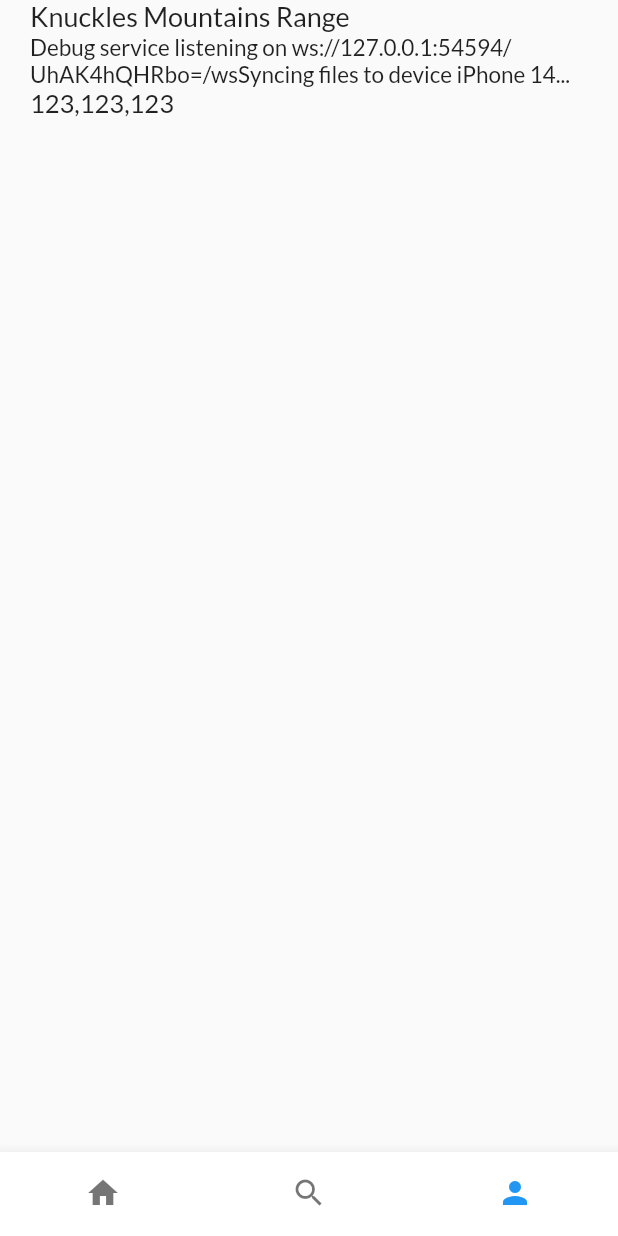
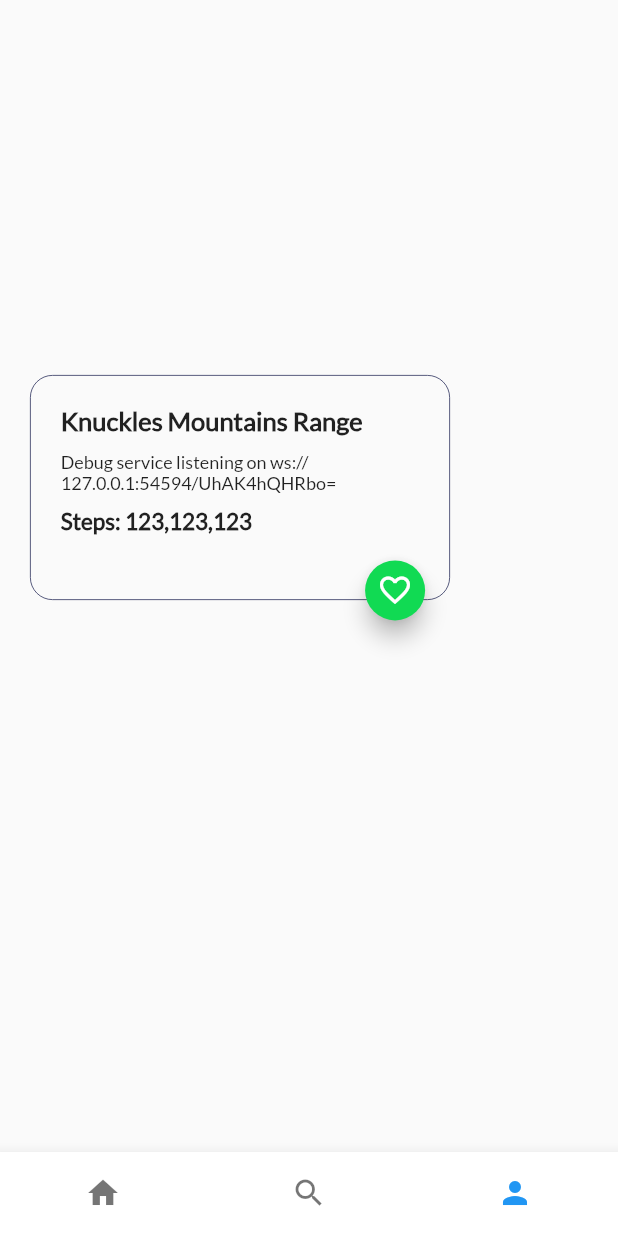
Before and after one commit to kennethnico/platzi_trips, a Flutter app: the screen it shows after launch, item 3 of the bottom bar chosen, on a phone screen of 412 x 824 dp. Run offline on Flutter 3.47's test engine with Material 2 defaults, Android fonts, the phone set to English and light mode, and no system bars.

Commit message:
Trabajando Tarjeta - Imagen

```diff
--- /dev/null
+++ b/lib/profile_card.dart
@@ -0,0 +1,10 @@
+import 'package:flutter/material.dart';
+
+class ProfileCard extends StatelessWidget {
+  const ProfileCard({Key? key}) : super(key: key);
+
+  @override
+  Widget build(BuildContext context) {
+    return const Placeholder();
+  }
+}
--- a/lib/profile_description_image.dart
+++ b/lib/profile_description_image.dart
@@ -1,8 +1,9 @@
 import 'package:flutter/material.dart';
+import 'floating_action_button_green.dart';
 class ProfileDescriptionImage extends StatelessWidget {
   String titleImage = "Knuckles Mountains Range";
   String descriptionImage = "Este es un ejemplo de descripción para la imagen";
-  String steps = "123,123,123";
+  String steps = "Steps: 123,123,123";
 
   ProfileDescriptionImage(this.titleImage,this.descriptionImage,this.steps);
 
@@ -10,27 +11,29 @@ class ProfileDescriptionImage extends StatelessWidget {
   Widget build(BuildContext context) {
     final titlePoint = Container(
       margin: const EdgeInsets.only(
-        left: 20.0
+          top: 20.0,
+          left: 20.0
       ),
       child: Text(
         titleImage,
         style: const TextStyle(
           fontFamily: "Lato",
-          fontSize: 18.0,
-          fontWeight: FontWeight.w300,
+          fontSize: 17.0,
+          fontWeight: FontWeight.w900,
         ),
         textAlign: TextAlign.left,
       ),
     );
     final descriptionPoint = Container(
       margin: const EdgeInsets.only(
+        top: 10.0,
           left: 20.0
       ),
       child: Text(
         descriptionImage,
         style: const TextStyle(
           fontFamily: "Lato",
-          fontSize: 15.0,
+          fontSize: 12.0,
           fontWeight: FontWeight.w300,
         ),
         textAlign: TextAlign.left,
@@ -38,18 +41,19 @@ class ProfileDescriptionImage extends StatelessWidget {
     );
     final stepPoint = Container(
       margin: const EdgeInsets.only(
-        left: 20.0
+        top: 10.0,
+          left: 20.0
       ),
       child: Text(
         steps,
         style: const TextStyle(
           fontFamily: "Lato",
-          fontSize: 17.0,
-          fontWeight: FontWeight.w300,
+          fontSize: 15.0,
+          fontWeight: FontWeight.w600,
         )
       ),
     );
-    return Column(
+    final pointC = Column(
       crossAxisAlignment: CrossAxisAlignment.start,
       children: <Widget>[
         titlePoint,
@@ -57,5 +61,33 @@ class ProfileDescriptionImage extends StatelessWidget {
         stepPoint
       ],
     );
+    final card = Container(
+      height: 150.0,
+      width: 280.0,
+      margin: const EdgeInsets.only(
+        top: 250.0,
+        left: 20.0
+      ),
+      padding: const EdgeInsets.only(
+        right: 5.0
+      ),
+      decoration: BoxDecoration(
+        borderRadius: const BorderRadius.all(Radius.circular(15.0)),
+        shape: BoxShape.rectangle,
+        border: Border.all(
+          width: 0.5,
+          color: const Color(0xFF202553),
+        ),
+      ),
+      child: pointC,
+    );
+
+    return Stack(
+      alignment: const Alignment(0.9, 1.1),
+      children: <Widget>[
+        card,
+        FloatingActionButtonGreen()
+      ],
+    );
   }
 }
--- a/lib/profile_trips.dart
+++ b/lib/profile_trips.dart
@@ -6,7 +6,7 @@ class ProfileTrips extends StatelessWidget {
   Widget build(BuildContext context) {
     return Stack(
       children: <Widget>[
-        ProfileDescriptionImage("Knuckles Mountains Range", "Debug service listening on ws://127.0.0.1:54594/UhAK4hQHRbo=/wsSyncing files to device iPhone 14...", "123,123,123")
+        ProfileDescriptionImage("Knuckles Mountains Range", "Debug service listening on ws://127.0.0.1:54594/UhAK4hQHRbo=", "Steps: 123,123,123")
       ],
     );
   }
```
